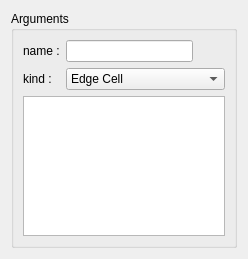
The window that src/HEXABLOCKGUI/Group_QTD.ui (SalomePlatform/hexablock) describes before a commit, drawn with Qt 5.
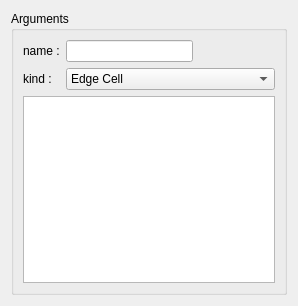
The same window after the commit.

```diff
--- a/src/HEXABLOCKGUI/Group_QTD.ui
+++ b/src/HEXABLOCKGUI/Group_QTD.ui
@@ -6,10 +6,16 @@
    <rect>
     <x>0</x>
     <y>0</y>
-    <width>248</width>
-    <height>259</height>
+    <width>298</width>
+    <height>306</height>
    </rect>
   </property>
+  <property name="sizePolicy">
+   <sizepolicy hsizetype="Preferred" vsizetype="Fixed">
+    <horstretch>0</horstretch>
+    <verstretch>0</verstretch>
+   </sizepolicy>
+  </property>
   <property name="windowTitle">
    <string>Group Creation</string>
   </property>
```
